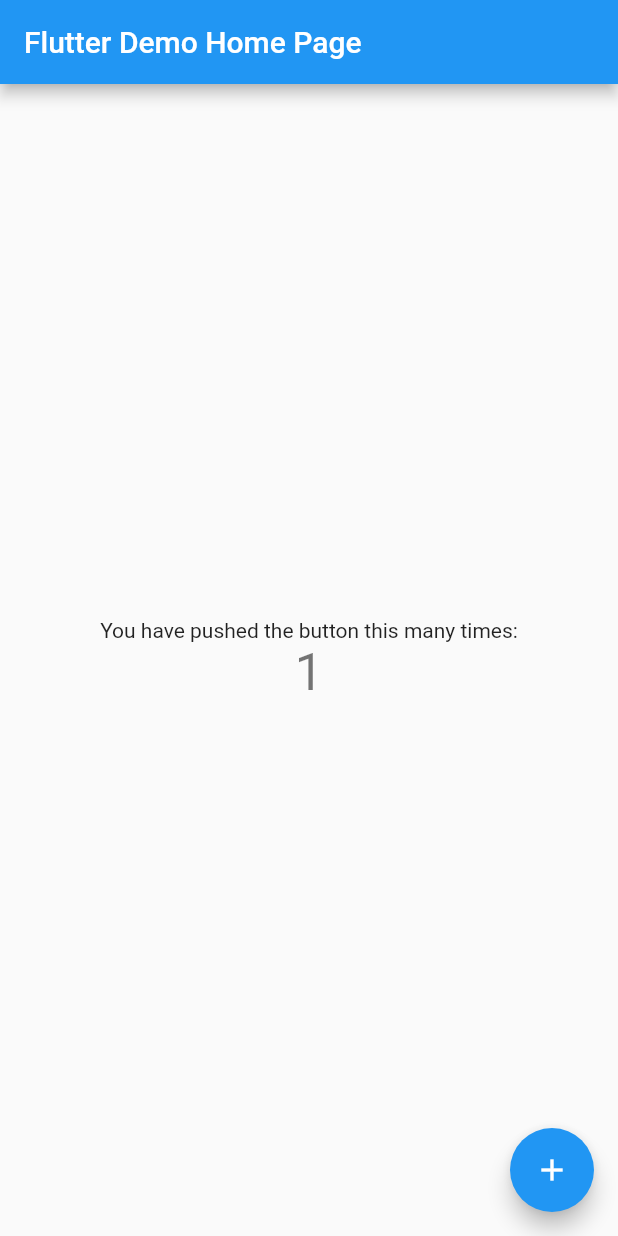
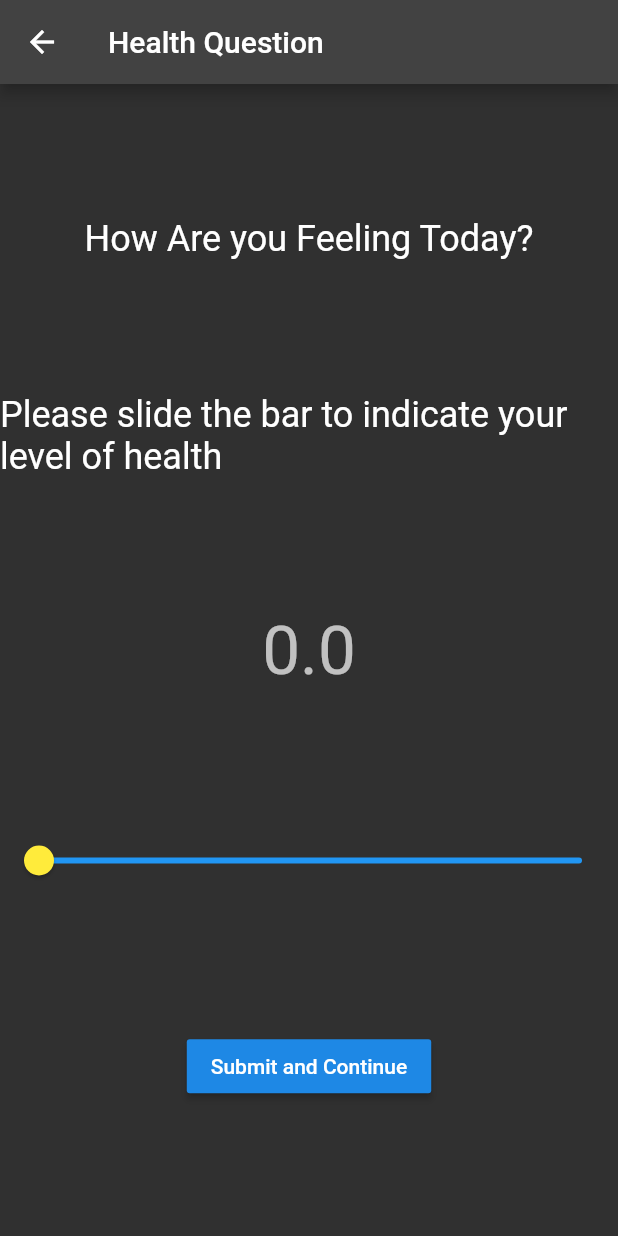
Before and after one commit to hitheshthummala/Intersect, a Flutter app: the screen it shows after launch, after a tap on the "add" icon, on a phone screen of 412 x 824 dp. Run offline on Flutter 3.47's test engine with Material 2 defaults, Android fonts, the phone set to English and light mode, and no system bars; our stand-ins replace localstorage.

Commit message:
first changes

```diff
--- /dev/null
+++ b/lib/activity/healthquestion.dart
@@ -0,0 +1,75 @@
+import 'package:flutter/material.dart';
+import 'package:intersect/activity/workQuestion.dart';
+import 'package:localstorage/localstorage.dart';
+
+var storage = LocalStorage('my_data.json');
+class HealthQuestion extends StatefulWidget {
+
+  const HealthQuestion({ Key? key }) : super(key: key);
+
+  @override
+  State<HealthQuestion> createState() => _HealthQuestionState();
+}
+
+class _HealthQuestionState extends State<HealthQuestion> {
+
+  double _healthSliderValue = 0.0;
+  @override
+  Widget build(BuildContext context) {
+    return Scaffold(
+      appBar: AppBar(
+        title: Text('Health Question'),
+
+      ),
+      body: Center(
+        child: Column(
+          mainAxisAlignment: MainAxisAlignment.center,
+          children: <Widget>[
+
+            // Text(
+            //   'Hi, Employee welcome...',
+            //   style: Theme.of(context).textTheme.headline3,
+            // ),
+            Spacer(),
+            Text('How Are you Feeling Today?', style: Theme.of(context).textTheme.headline5),
+            Spacer(),
+            Text(
+              'Please slide the bar to indicate your level of health', style: Theme.of(context).textTheme.headline5,
+            ),
+            Spacer(),
+            Text('$_healthSliderValue', style: Theme.of(context).textTheme.headline3,),
+            Spacer(),
+            Slider(
+              value: _healthSliderValue,
+              min: 0.0,
+              max: 100.0,
+              divisions: 100,
+              activeColor: Colors.red,
+              inactiveColor: Colors.blue,
+              thumbColor: Colors.yellow,
+              mouseCursor: MaterialStateMouseCursor.clickable,
+              label: _healthSliderValue.toString(),
+              onChanged: (double newValue) {
+                setState(() {
+                  _healthSliderValue = newValue;
+                });
+              },
+            ),
+            Spacer(),
+            RaisedButton(
+              child: Text('Submit and Continue'),
+              onPressed: () {
+                storage.setItem('healthSliderValue', _healthSliderValue);
+                Navigator.push(
+                  context,
+                  MaterialPageRoute(builder: (context) => WorkQuestion()),
+                );
+              },
+            ),
+            Spacer(),
+          ],
+        ),
+      ),
+    );
+  }
+}
--- a/lib/main.dart
+++ b/lib/main.dart
@@ -1,26 +1,28 @@
 import 'package:flutter/material.dart';
+import 'package:intersect/activity/healthquestion.dart';
+import 'package:localstorage/localstorage.dart';
+
+final storage = LocalStorage('my_data.json');
+   var obtscore = storage.getItem('obtainedScore');
+    var totalscore = storage.getItem('totalScore');
 
 void main() {
   runApp(const MyApp());
 }
 class MyApp extends StatelessWidget {
   const MyApp({Key? key}) : super(key: key);
-
   @override
   Widget build(BuildContext context) {
     return MaterialApp(
       title: 'Intersect-Innovaccer',
-      theme: ThemeData(
-        primarySwatch: Colors.blue,
-      ),
-      home: const MyHomePage(title: 'Flutter Demo Home Page'),
+      theme: ThemeData.dark(),
+      home: const MyHomePage(),
     );
   }
 }
 
 class MyHomePage extends StatefulWidget {
-  const MyHomePage({Key? key, required this.title}) : super(key: key);
-  final String title;
+  const MyHomePage({Key? key, }) : super(key: key);
 
   @override
   State<MyHomePage> createState() => _MyHomePageState();
@@ -29,37 +31,80 @@
 class _MyHomePageState extends State<MyHomePage> {
   int _counter = 0;
 
-  void _incrementCounter() {
-    setState(() {
-      _counter++;
-    });
-  }
-
   @override
   Widget build(BuildContext context) {
 
     return Scaffold(
       appBar: AppBar(
-        title: Text(widget.title),
+        title: Text('Intersect- Innovaccer'),
       ),
-      body: Center(
+      body: RefreshIndicator(
+        onRefresh: () async {
+          setState(() {
+          });
+        },
+        child: Center(
 
           child: Column(
 
             mainAxisAlignment: MainAxisAlignment.center,
             children: <Widget>[
-            const Text(
-              'You have pushed the button this many times:',
+              // const Text(
+              //   '',
+              // ),
+              Spacer(),
+
+              Container(
+                width: 200,
+                height: 200,
+                decoration: const BoxDecoration(
+                    color: Colors.red, shape: BoxShape.circle),
+                alignment: Alignment.center,
+                child: Text(
+                   (obtscore!= null ?'$obtscore/$totalscore':'0/0'),
+                  style: const TextStyle(color: Colors.white, fontSize: 30),
                 ),
+              ),
+              Spacer(),
               Text(
-              '$_counter',
+                'Hi, Employee welcome...',
                 style: Theme.of(context).textTheme.headline4,
               ),
+              Spacer(),
             ],
           ),
         ),
+      ),
+      bottomNavigationBar: BottomAppBar(
+        child: Container(
+          color: Colors.blue,
+          height: 50.0,
+          child: Row(
+            mainAxisAlignment: MainAxisAlignment.center,
+            children: <Widget>[
+              Text('Press the \'+\' button to add activity'),
+              // IconButton(
+              //   icon: Icon(Icons.menu),
+              //   onPressed: () {},
+              // ),
+              // IconButton(
+              //   icon: Icon(Icons.search),
+              //   onPressed: () {},
+              // ),
+            ],
+
+          ),
+        ),
+      ),
       floatingActionButton: FloatingActionButton(
-        onPressed: _incrementCounter,
+        onPressed: () {
+          print(obtscore);
+          Navigator.of(context).push(
+            MaterialPageRoute(
+              builder: (context) => HealthQuestion(),
+            ),
+          );
+        },
         tooltip: 'Increment',
         child: const Icon(Icons.add),
       ), // This trailing comma makes auto-formatting nicer for build methods.
--- a/pubspec.yaml
+++ b/pubspec.yaml
@@ -45,6 +45,7 @@
   # package. See that file for information about deactivating specific lint
   # rules and activating additional ones.
   flutter_lints: ^1.0.0
+  localstorage: ^4.0.0+1
 
 # For information on the generic Dart part of this file, see the
 # following page: https://dart.dev/tools/pub/pubspec
```
Also changed, not shown: lib/activity/lifequestion.dart (added, +89 -0 lines), lib/activity/workquestion.dart (added, +67 -0 lines), pubspec.lock. Lines whose indentation alone changed are shown as unchanged.
